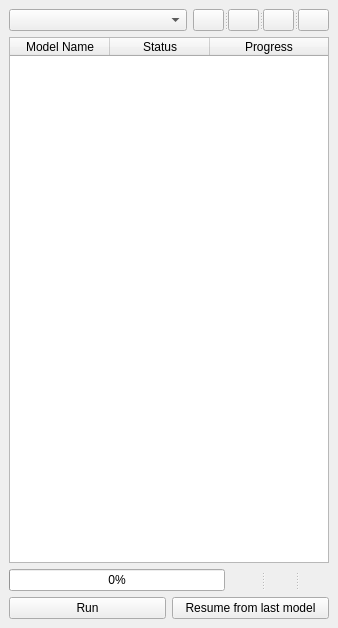
Old version of the form DsgTools/gui/ProductionTools/Toolboxes/QualityAssuranceToolBox/qualityAssuranceDockWidget.ui in the repository dsgoficial/DsgTools.
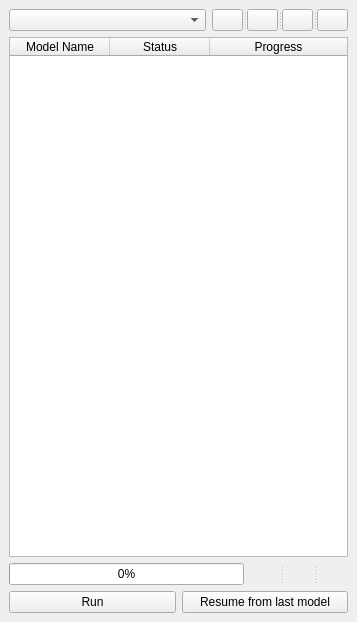
New version of the form. Icons and pictures are not drawn.

```diff
--- a/DsgTools/gui/ProductionTools/Toolboxes/QualityAssuranceToolBox/qualityAssuranceDockWidget.ui
+++ b/DsgTools/gui/ProductionTools/Toolboxes/QualityAssuranceToolBox/qualityAssuranceDockWidget.ui
@@ -6,8 +6,8 @@
    <rect>
     <x>0</x>
     <y>0</y>
-    <width>338</width>
-    <height>628</height>
+    <width>357</width>
+    <height>622</height>
    </rect>
   </property>
   <property name="windowTitle">
```
Left out of the diff: 8 changed lines with no effect on the pictures.
